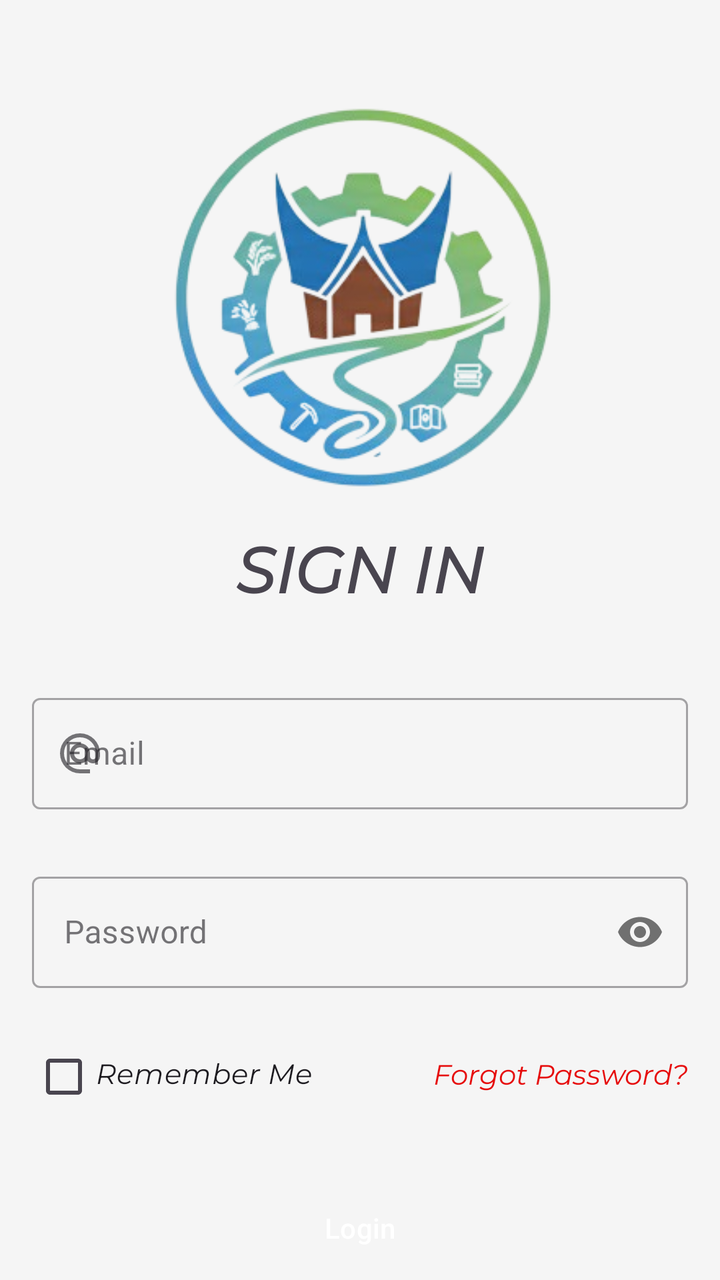
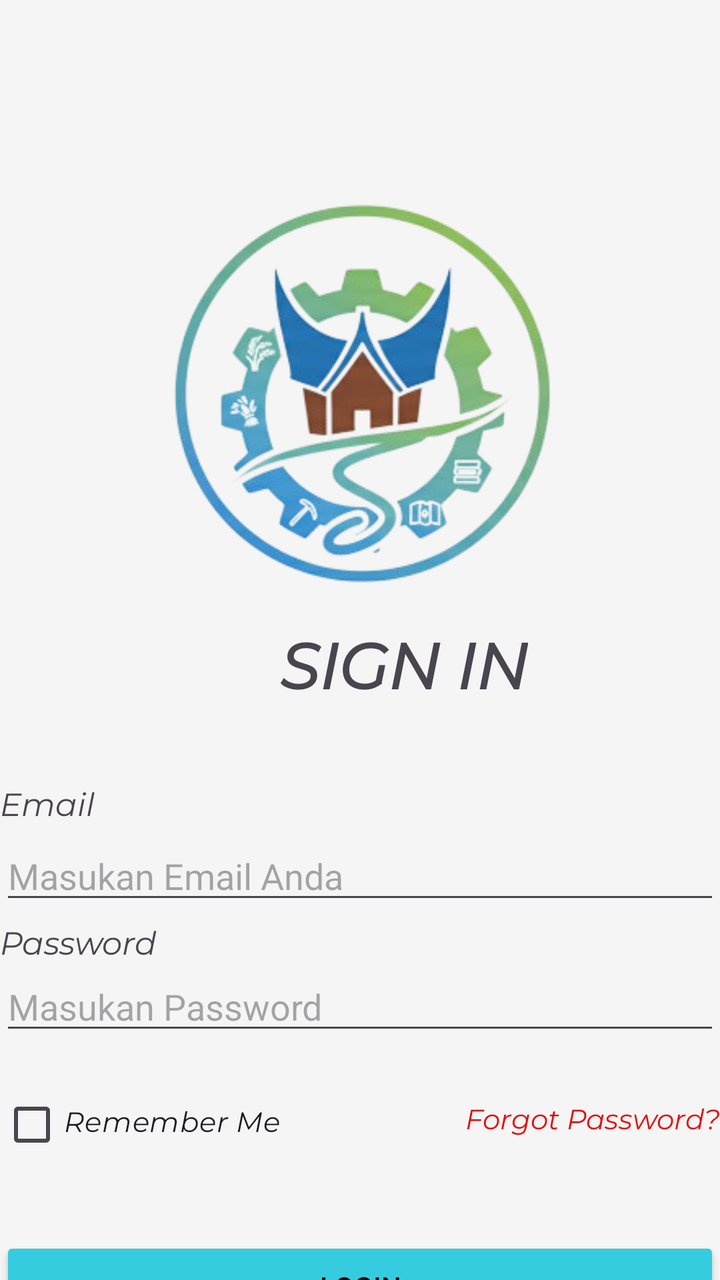

Before-and-after screenshots of an Android layout around one commit, followed by the original layout XML and the change that was made.
<!-- AndroidManifest.xml: application theme Theme.Amelcat -->
<!-- res/layout/activity_login.xml -->
<?xml version="1.0" encoding="utf-8"?>
<androidx.constraintlayout.widget.ConstraintLayout
    xmlns:android="http://schemas.android.com/apk/res/android"
    xmlns:app="http://schemas.android.com/apk/res-auto"
    xmlns:tools="http://schemas.android.com/tools"
    android:layout_width="match_parent"
    android:layout_height="match_parent"
    android:padding="16dp"
    android:background="#F5F5F5">

    <ImageView
        android:id="@+id/imageView2"
        android:layout_width="200dp"
        android:layout_height="200dp"
        android:layout_marginTop="32dp"
        app:layout_constraintEnd_toEndOf="parent"
        app:layout_constraintStart_toStartOf="parent"
        app:layout_constraintTop_toTopOf="parent"
        app:srcCompat="@drawable/logo" />

    <TextView
        android:id="@+id/tvTitle"
        android:layout_width="wrap_content"
        android:layout_height="wrap_content"
        android:layout_marginTop="16dp"
        android:fontFamily="@font/montserrat_italic"
        android:text="SIGN IN"
        android:textSize="32sp"
        android:textStyle="bold"
        app:layout_constraintEnd_toEndOf="parent"
        app:layout_constraintStart_toStartOf="parent"
        app:layout_constraintTop_toBottomOf="@+id/imageView2" />

    <com.google.android.material.textfield.TextInputLayout
        android:id="@+id/tilEmail"
        style="@style/Widget.MaterialComponents.TextInputLayout.OutlinedBox"
        android:layout_width="match_parent"
        android:layout_height="wrap_content"
        android:layout_marginTop="32dp"
        android:hint="Email"
        app:errorEnabled="true"
        app:layout_constraintTop_toBottomOf="@id/tvTitle"
        app:startIconDrawable="@drawable/ic_email">

        <com.google.android.material.textfield.TextInputEditText
            android:id="@+id/etEmail"
            android:layout_width="match_parent"
            android:layout_height="wrap_content"
            android:inputType="textEmailAddress" />
    </com.google.android.material.textfield.TextInputLayout>

    <com.google.android.material.textfield.TextInputLayout
        android:id="@+id/tilPassword"
        style="@style/Widget.MaterialComponents.TextInputLayout.OutlinedBox"
        android:layout_width="match_parent"
        android:layout_height="wrap_content"
        android:layout_marginTop="8dp"
        android:hint="Password"
        app:errorEnabled="true"
        app:passwordToggleEnabled="true"
        app:layout_constraintTop_toBottomOf="@id/tilEmail">

        <com.google.android.material.textfield.TextInputEditText
            android:id="@+id/etPassword"
            android:layout_width="match_parent"
            android:layout_height="wrap_content"
            android:inputType="textPassword" />
    </com.google.android.material.textfield.TextInputLayout>

    <CheckBox
        android:id="@+id/cbRemember"
        android:layout_width="wrap_content"
        android:layout_height="wrap_content"
        android:fontFamily="@font/montserrat_italic"
        android:text="Remember Me"
        app:layout_constraintStart_toStartOf="parent"
        app:layout_constraintTop_toBottomOf="@id/tilPassword" />

    <TextView
        android:id="@+id/tvForgot"
        android:layout_width="wrap_content"
        android:layout_height="wrap_content"
        android:fontFamily="@font/montserrat_italic"
        android:text="Forgot Password?"
        android:textColor="#E60B0B"
        app:layout_constraintBottom_toBottomOf="@+id/cbRemember"
        app:layout_constraintEnd_toEndOf="parent"
        app:layout_constraintTop_toTopOf="@+id/cbRemember" />

    <Button
        android:id="@+id/btnLogin"
        style="@style/Widget.Material3.Button"
        android:layout_width="match_parent"
        android:layout_height="55dp"
        android:layout_marginTop="24dp"
        android:backgroundTint="@color/accent"
        android:text="Login"
        android:textColor="@color/white"
        app:layout_constraintTop_toBottomOf="@id/cbRemember" />

    <Button
        android:id="@+id/button2"
        style="@style/Widget.Material3.Button.OutlinedButton"
        app:boxBackgroundColor="@color/accent"
        android:layout_width="match_parent"
        android:layout_height="55dp"
        android:layout_marginTop="12dp"
        android:textColor="@color/accent"
        android:text="Login Gunakan Google"
        app:layout_constraintTop_toBottomOf="@+id/btnLogin" />

</androidx.constraintlayout.widget.ConstraintLayout>
<!-- resources referenced by this layout -->
<resources>
  <color name="accent">#36ccdf</color>
  <color name="white">#FFFFFFFF</color>
  <!-- drawable ic_email (drawable) -->
  <vector xmlns:android="http://schemas.android.com/apk/res/android" android:height="24dp" android:tint="#000000" android:viewportHeight="960" android:viewportWidth="960" android:width="24dp">
        
      <path android:fillColor="@android:color/white" android:pathData="M480,880Q397,880 324,848.5Q251,817 197,763Q143,709 111.5,636Q80,563 80,480Q80,397 111.5,324Q143,251 197,197Q251,143 324,111.5Q397,80 480,80Q563,80 636,111.5Q709,143 763,197Q817,251 848.5,324Q880,397 880,480L880,538Q880,597 839.5,638.5Q799,680 740,680Q705,680 674,665Q643,650 622,622Q593,651 556.5,665.5Q520,680 480,680Q397,680 338.5,621.5Q280,563 280,480Q280,397 338.5,338.5Q397,280 480,280Q563,280 621.5,338.5Q680,397 680,480L680,538Q680,564 697,582Q714,600 740,600Q766,600 783,582Q800,564 800,538L800,480Q800,346 707,253Q614,160 480,160Q346,160 253,253Q160,346 160,480Q160,614 253,707Q346,800 480,800L680,800L680,880L480,880ZM565,565Q600,530 600,480Q600,430 565,395Q530,360 480,360Q430,360 395,395Q360,430 360,480Q360,530 395,565Q430,600 480,600Q530,600 565,565Z"/>
      
  </vector>
  <!-- drawable logo: png bitmap (drawable, 73857 bytes) -->
  <style name="Theme.Amelcat" parent="Base.Theme.Amelcat" />
  <style name="Base.Theme.Amelcat" parent="Theme.Material3.DayNight.NoActionBar">
          
          
      </style>
</resources>

<!-- the commit's change to res/layout/activity_login.xml (unified diff, before → after) -->
@@ -5,108 +5,128 @@
     xmlns:tools="http://schemas.android.com/tools"
     android:layout_width="match_parent"
     android:layout_height="match_parent"
-    android:padding="16dp"
     android:background="#F5F5F5">
+
+    
+
+    
+
+    <TextView
+        android:id="@+id/tvTitle"
+        android:layout_width="wrap_content"
+        android:layout_height="wrap_content"
+        android:layout_marginStart="140dp"
+        android:layout_marginTop="16dp"
+        android:fontFamily="@font/montserrat_italic"
+        android:text="SIGN IN"
+        android:textSize="32sp"
+        android:textStyle="bold"
+        app:layout_constraintStart_toStartOf="parent"
+        app:layout_constraintTop_toBottomOf="@+id/imageView2" />
+
+    <TextView
+        android:text="Email"
+        android:textSize="16sp"
+        android:layout_width="wrap_content"
+        android:layout_height="wrap_content"
+        android:fontFamily="@font/montserrat_italic"
+        app:layout_constraintTop_toBottomOf="@id/tvTitle"
+        app:layout_constraintStart_toStartOf="parent"
+        android:layout_marginTop="32dp"/>
+
+    <EditText
+        android:id="@+id/etEmail"
+        android:hint="Masukan Email Anda"
+        android:inputType="textEmailAddress"
+        android:layout_width="0dp"
+        android:layout_height="wrap_content"
+        app:layout_constraintTop_toBottomOf="@id/tvTitle"
+        app:layout_constraintStart_toStartOf="parent"
+        app:layout_constraintEnd_toEndOf="parent"
+        android:layout_marginTop="56dp"/>
+
+    
+
+    <TextView
+        android:layout_width="wrap_content"
+        android:layout_height="wrap_content"
+        android:layout_marginTop="4dp"
+        android:fontFamily="@font/montserrat_italic"
+        android:text="Password"
+        android:textSize="16sp"
+        app:layout_constraintStart_toStartOf="parent"
+        app:layout_constraintTop_toBottomOf="@id/etEmail" />
+
+    
+    <EditText
+        android:id="@+id/etPassword"
+        android:layout_width="0dp"
+        android:layout_height="wrap_content"
+        android:layout_marginTop="24dp"
+        android:hint="Masukan Password"
+        android:inputType="textPassword"
+        app:layout_constraintEnd_toEndOf="parent"
+        app:layout_constraintHorizontal_bias="0.0"
+        app:layout_constraintStart_toStartOf="parent"
+        app:layout_constraintTop_toBottomOf="@id/etEmail" />
+
+    <CheckBox
+        android:id="@+id/cbRemember"
+        android:text="Remember Me"
+        android:layout_width="wrap_content"
+        android:fontFamily="@font/montserrat_italic"
+        android:layout_height="wrap_content"
+        app:layout_constraintTop_toBottomOf="@id/etPassword"
+        app:layout_constraintStart_toStartOf="parent"
+        android:layout_marginTop="16dp"/>
+
+    
+
+    
+    <TextView
+        android:id="@+id/tvForgot"
+        android:layout_width="wrap_content"
+        android:layout_height="wrap_content"
+        android:layout_marginTop="28dp"
+        android:fontFamily="@font/montserrat_italic"
+        android:text="Forgot Password?"
+        android:textColor="#E60B0B"
+        app:layout_constraintEnd_toEndOf="parent"
+        app:layout_constraintTop_toBottomOf="@id/etPassword" />
+
+    <Button
+        android:id="@+id/btnLogin"
+        android:text="Login"
+        android:textColor="@color/black"
+        android:layout_width="0dp"
+        android:layout_height="50dp"
+        android:backgroundTint="@color/accent"
+        app:layout_constraintTop_toBottomOf="@id/cbRemember"
+        app:layout_constraintStart_toStartOf="parent"
+        app:layout_constraintEnd_toEndOf="parent"
+        android:layout_marginTop="32dp"/>
+
 
     <ImageView
         android:id="@+id/imageView2"
         android:layout_width="200dp"
         android:layout_height="200dp"
-        android:layout_marginTop="32dp"
+        android:layout_marginTop="96dp"
         app:layout_constraintEnd_toEndOf="parent"
+        app:layout_constraintHorizontal_bias="0.497"
         app:layout_constraintStart_toStartOf="parent"
         app:layout_constraintTop_toTopOf="parent"
         app:srcCompat="@drawable/logo" />
 
-    <TextView
-        android:id="@+id/tvTitle"
-        android:layout_width="wrap_content"
-        android:layout_height="wrap_content"
-        android:layout_marginTop="16dp"
-        android:fontFamily="@font/montserrat_italic"
-        android:text="SIGN IN"
-        android:textSize="32sp"
-        android:textStyle="bold"
-        app:layout_constraintEnd_toEndOf="parent"
-        app:layout_constraintStart_toStartOf="parent"
-        app:layout_constraintTop_toBottomOf="@+id/imageView2" />
-
-    <com.google.android.material.textfield.TextInputLayout
-        android:id="@+id/tilEmail"
-        style="@style/Widget.MaterialComponents.TextInputLayout.OutlinedBox"
-        android:layout_width="match_parent"
-        android:layout_height="wrap_content"
-        android:layout_marginTop="32dp"
-        android:hint="Email"
-        app:errorEnabled="true"
-        app:layout_constraintTop_toBottomOf="@id/tvTitle"
-        app:startIconDrawable="@drawable/ic_email">
-
-        <com.google.android.material.textfield.TextInputEditText
-            android:id="@+id/etEmail"
-            android:layout_width="match_parent"
-            android:layout_height="wrap_content"
-            android:inputType="textEmailAddress" />
-    </com.google.android.material.textfield.TextInputLayout>
-
-    <com.google.android.material.textfield.TextInputLayout
-        android:id="@+id/tilPassword"
-        style="@style/Widget.MaterialComponents.TextInputLayout.OutlinedBox"
-        android:layout_width="match_parent"
-        android:layout_height="wrap_content"
-        android:layout_marginTop="8dp"
-        android:hint="Password"
-        app:errorEnabled="true"
-        app:passwordToggleEnabled="true"
-        app:layout_constraintTop_toBottomOf="@id/tilEmail">
-
-        <com.google.android.material.textfield.TextInputEditText
-            android:id="@+id/etPassword"
-            android:layout_width="match_parent"
-            android:layout_height="wrap_content"
-            android:inputType="textPassword" />
-    </com.google.android.material.textfield.TextInputLayout>
-
-    <CheckBox
-        android:id="@+id/cbRemember"
-        android:layout_width="wrap_content"
-        android:layout_height="wrap_content"
-        android:fontFamily="@font/montserrat_italic"
-        android:text="Remember Me"
-        app:layout_constraintStart_toStartOf="parent"
-        app:layout_constraintTop_toBottomOf="@id/tilPassword" />
-
-    <TextView
-        android:id="@+id/tvForgot"
-        android:layout_width="wrap_content"
-        android:layout_height="wrap_content"
-        android:fontFamily="@font/montserrat_italic"
-        android:text="Forgot Password?"
-        android:textColor="#E60B0B"
-        app:layout_constraintBottom_toBottomOf="@+id/cbRemember"
-        app:layout_constraintEnd_toEndOf="parent"
-        app:layout_constraintTop_toTopOf="@+id/cbRemember" />
-
-    <Button
-        android:id="@+id/btnLogin"
-        style="@style/Widget.Material3.Button"
-        android:layout_width="match_parent"
-        android:layout_height="55dp"
-        android:layout_marginTop="24dp"
-        android:backgroundTint="@color/accent"
-        android:text="Login"
-        android:textColor="@color/white"
-        app:layout_constraintTop_toBottomOf="@id/cbRemember" />
-
     <Button
         android:id="@+id/button2"
-        style="@style/Widget.Material3.Button.OutlinedButton"
-        app:boxBackgroundColor="@color/accent"
-        android:layout_width="match_parent"
-        android:layout_height="55dp"
-        android:layout_marginTop="12dp"
-        android:textColor="@color/accent"
+        android:layout_width="0dp"
+        android:layout_height="50dp"
         android:text="Login Gunakan Google"
-        app:layout_constraintTop_toBottomOf="@+id/btnLogin" />
+        android:textColor="#000000"
+        android:backgroundTint="@color/accent"
+        app:layout_constraintTop_toBottomOf="@+id/btnLogin"
+        app:layout_constraintStart_toStartOf="parent"
+        app:layout_constraintEnd_toEndOf="parent"/>
 
 </androidx.constraintlayout.widget.ConstraintLayout>
<!-- resource entries referenced after the edit -->
@@ -1,13 +1,7 @@
 <!-- resources referenced by this layout -->
 <resources>
   <color name="accent">#36ccdf</color>
-  <color name="white">#FFFFFFFF</color>
-  <!-- drawable ic_email (drawable) -->
-  <vector xmlns:android="http://schemas.android.com/apk/res/android" android:height="24dp" android:tint="#000000" android:viewportHeight="960" android:viewportWidth="960" android:width="24dp">
-        
-      <path android:fillColor="@android:color/white" android:pathData="M480,880Q397,880 324,848.5Q251,817 197,763Q143,709 111.5,636Q80,563 80,480Q80,397 111.5,324Q143,251 197,197Q251,143 324,111.5Q397,80 480,80Q563,80 636,111.5Q709,143 763,197Q817,251 848.5,324Q880,397 880,480L880,538Q880,597 839.5,638.5Q799,680 740,680Q705,680 674,665Q643,650 622,622Q593,651 556.5,665.5Q520,680 480,680Q397,680 338.5,621.5Q280,563 280,480Q280,397 338.5,338.5Q397,280 480,280Q563,280 621.5,338.5Q680,397 680,480L680,538Q680,564 697,582Q714,600 740,600Q766,600 783,582Q800,564 800,538L800,480Q800,346 707,253Q614,160 480,160Q346,160 253,253Q160,346 160,480Q160,614 253,707Q346,800 480,800L680,800L680,880L480,880ZM565,565Q600,530 600,480Q600,430 565,395Q530,360 480,360Q430,360 395,395Q360,430 360,480Q360,530 395,565Q430,600 480,600Q530,600 565,565Z"/>
-      
-  </vector>
+  <color name="black">#FF000000</color>
   <!-- drawable logo: png bitmap (drawable, 73857 bytes) -->
   <style name="Theme.Amelcat" parent="Base.Theme.Amelcat" />
   <style name="Base.Theme.Amelcat" parent="Theme.Material3.DayNight.NoActionBar">
